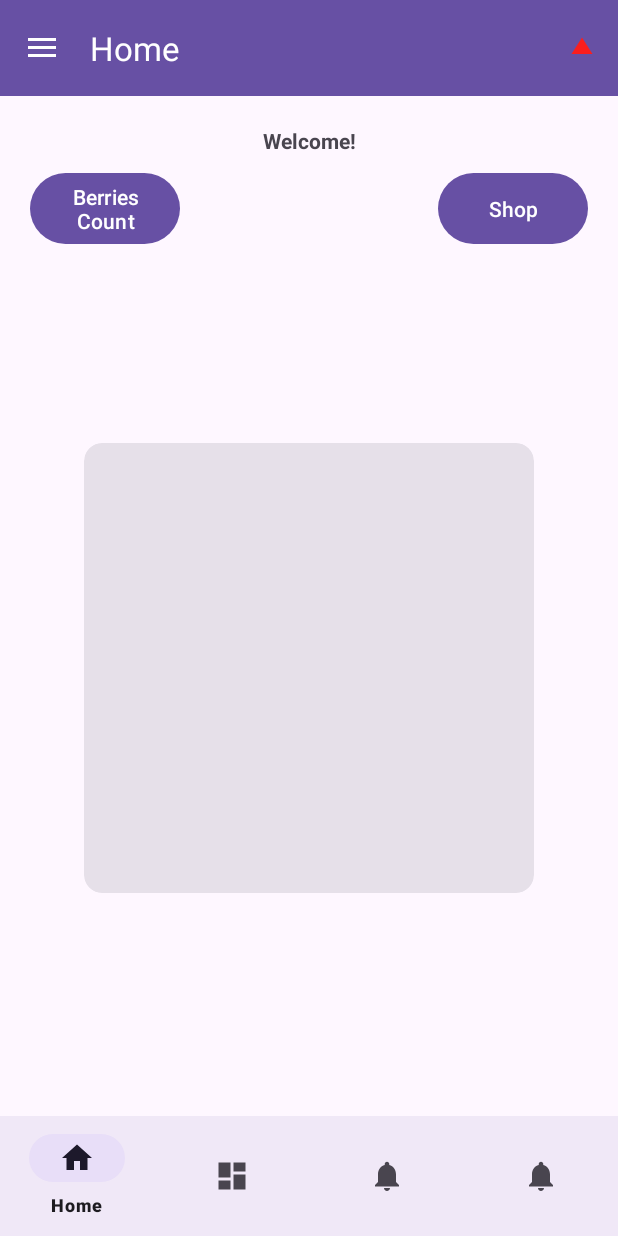
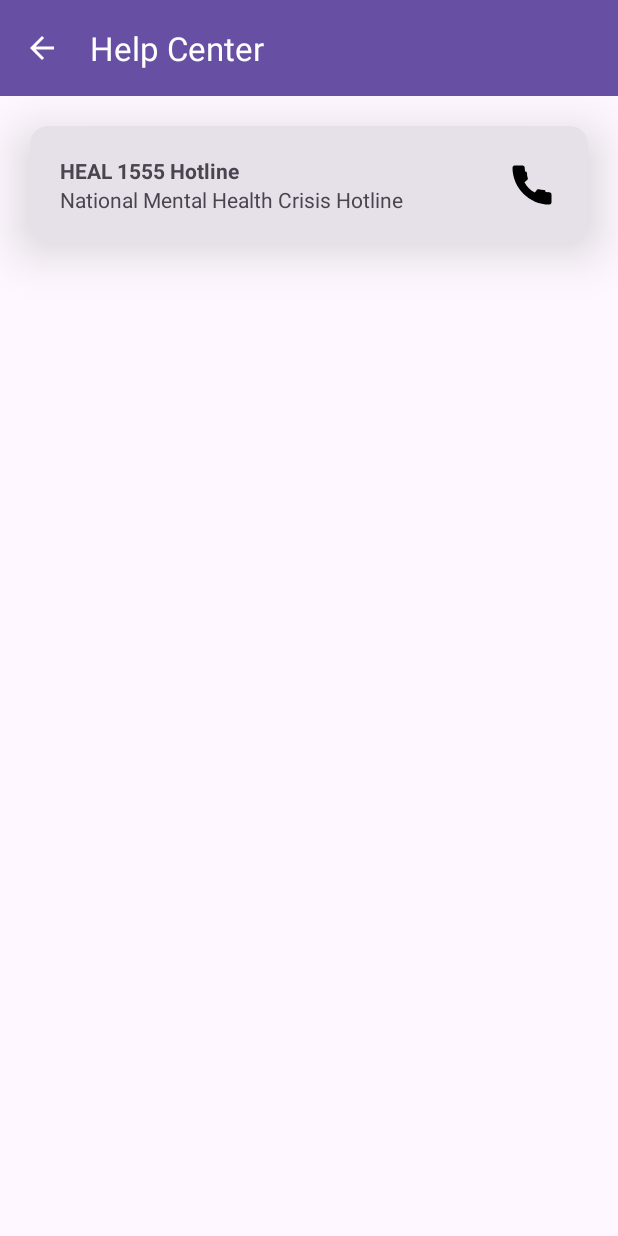
Before and after one commit to Parz1val13/Tenang-Capstone, an Android app: the screen it shows after launch (MainActivity before the commit, PanicActivity after it), after a tap on "Settings", on a phone screen of 412 x 824 dp. Run offline under Robolectric (Android 15) with nearby library versions, the light colour scheme and no system bars; our stand-ins replace navigation-ui.

Commit message:
update help center

```diff
--- a/app/src/main/AndroidManifest.xml
+++ b/app/src/main/AndroidManifest.xml
@@ -2,6 +2,8 @@
 <manifest xmlns:android="http://schemas.android.com/apk/res/android"
     xmlns:tools="http://schemas.android.com/tools">
     <uses-permission android:name="android.permission.INTERNET" />
+    <uses-permission android:name="android.permission.CALL_PHONE" />
+
     <application
         android:allowBackup="true"
         android:dataExtractionRules="@xml/data_extraction_rules"
@@ -37,6 +39,9 @@
 
             </intent-filter>
         </activity>
+        <activity android:name="com.example.tenang_capstone.ui.panic.PanicActivity"
+            android:parentActivityName=".MainActivity"
+            android:theme="@style/Theme.TenangCapstone"/>
     </application>
 
 </manifest>
--- a/app/src/main/java/com/example/tenang_capstone/MainActivity.java
+++ b/app/src/main/java/com/example/tenang_capstone/MainActivity.java
@@ -1,15 +1,16 @@
 package com.example.tenang_capstone;
 
+import android.content.Intent;
 import android.os.Bundle;
 import android.view.Menu;
 import android.view.MenuItem;
 
 import com.example.tenang_capstone.databinding.ActivityMainBinding;
+import com.example.tenang_capstone.ui.panic.PanicActivity;
 import com.google.android.material.bottomnavigation.BottomNavigationView;
 import com.google.android.material.navigation.NavigationView;
 
 import androidx.annotation.NonNull;
-import androidx.appcompat.app.ActionBarDrawerToggle;
 import androidx.navigation.NavController;
 import androidx.navigation.Navigation;
 import androidx.navigation.ui.AppBarConfiguration;
@@ -61,4 +62,18 @@ public class MainActivity extends AppCompatActivity {
         return NavigationUI.navigateUp(navController, mAppBarConfiguration)
                 || super.onSupportNavigateUp();
     }
+
+    @Override
+    public boolean onOptionsItemSelected(@NonNull MenuItem item) {
+        if (item.getItemId() == R.id.action_panic) {
+            panic();
+            return true;
+        }
+        return super.onOptionsItemSelected(item);
+    }
+
+    private void panic() {
+        Intent intent = new Intent(MainActivity.this, PanicActivity.class);
+        startActivity(intent);
+    }
 }
--- /dev/null
+++ b/app/src/main/java/com/example/tenang_capstone/ui/panic/PanicActivity.java
@@ -0,0 +1,57 @@
+package com.example.tenang_capstone.ui.panic;
+
+import android.content.Intent;
+import android.net.Uri;
+import android.os.Bundle;
+import android.view.View;
+
+import androidx.annotation.Nullable;
+import androidx.appcompat.app.ActionBar;
+import androidx.appcompat.app.AppCompatActivity;
+
+import com.example.tenang_capstone.R;
+import com.example.tenang_capstone.databinding.PanicPageBinding;
+import com.example.tenang_capstone.dialog.DailyLog;
+
+import java.util.Objects;
+
+public class PanicActivity extends AppCompatActivity {
+
+    private PanicPageBinding binding;
+
+    @Override
+    public void onBackPressed() {
+        super.onBackPressed();
+    }
+
+    @Override
+    protected void onCreate(@Nullable Bundle savedInstanceState) {
+        super.onCreate(savedInstanceState);
+        binding = PanicPageBinding.inflate(getLayoutInflater());
+        setContentView(binding.getRoot());
+        setSupportActionBar(binding.appBar.toolbar);
+
+        ActionBar actionBar = getSupportActionBar();
+        if (actionBar != null) {
+            actionBar.setDisplayHomeAsUpEnabled(true); // Enable the back button
+            actionBar.setTitle("Help Center");
+        }
+
+        binding.callHotline.setOnClickListener(new View.OnClickListener() {
+            @Override
+            public void onClick(View v) {
+                Intent intent = new Intent(Intent.ACTION_DIAL);
+                intent.setData(Uri.parse("tel:1234567890")); // Replace with the phone number you want to call
+                startActivity(intent);
+            }
+        });
+        openDialog();
+
+    }
+
+
+    public void openDialog() {
+        SeekHelpDialog seekHelpDialog = new SeekHelpDialog(this);
+        seekHelpDialog.openSeekHelpDialog();
+    }
+}
--- /dev/null
+++ b/app/src/main/java/com/example/tenang_capstone/ui/panic/SeekHelpDialog.java
@@ -0,0 +1,29 @@
+package com.example.tenang_capstone.ui.panic;
+
+import android.app.Activity;
+import android.app.AlertDialog;
+import android.content.DialogInterface;
+
+import com.example.tenang_capstone.R;
+
+public class SeekHelpDialog {
+
+    Activity myActivity;
+
+    public SeekHelpDialog(Activity myActivity) {
+        this.myActivity = myActivity;
+    }
+
+    public void openSeekHelpDialog() {
+        AlertDialog.Builder bottomSheetDialog = new AlertDialog.Builder(myActivity);
+
+
+        bottomSheetDialog.setView(R.layout.seek_help_dialog)
+                .setNegativeButton("Cancel", new DialogInterface.OnClickListener() {
+            public void onClick(DialogInterface dialog, int which) {
+                // Perform action when the Cancel button is clicked
+            }
+        });
+        bottomSheetDialog.show();
+    }
+}
--- /dev/null
+++ b/app/src/main/res/drawable/baseline_arrow_back_24.xml
@@ -0,0 +1,5 @@
+<vector android:autoMirrored="true" android:height="24dp"
+    android:tint="#000000" android:viewportHeight="24"
+    android:viewportWidth="24" android:width="24dp" xmlns:android="http://schemas.android.com/apk/res/android">
+    <path android:fillColor="@android:color/white" android:pathData="M20,11H7.83l5.59,-5.59L12,4l-8,8 8,8 1.41,-1.41L7.83,13H20v-2z"/>
+</vector>
--- /dev/null
+++ b/app/src/main/res/drawable/baseline_call_24.xml
@@ -0,0 +1,5 @@
+<vector android:height="24dp" android:tint="#000000"
+    android:viewportHeight="24" android:viewportWidth="24"
+    android:width="24dp" xmlns:android="http://schemas.android.com/apk/res/android">
+    <path android:fillColor="@android:color/white" android:pathData="M20.01,15.38c-1.23,0 -2.42,-0.2 -3.53,-0.56 -0.35,-0.12 -0.74,-0.03 -1.01,0.24l-1.57,1.97c-2.83,-1.35 -5.48,-3.9 -6.89,-6.83l1.95,-1.66c0.27,-0.28 0.35,-0.67 0.24,-1.02 -0.37,-1.11 -0.56,-2.3 -0.56,-3.53 0,-0.54 -0.45,-0.99 -0.99,-0.99H4.19C3.65,3 3,3.24 3,3.99 3,13.28 10.73,21 20.01,21c0.71,0 0.99,-0.63 0.99,-1.18v-3.45c0,-0.54 -0.45,-0.99 -0.99,-0.99z"/>
+</vector>
--- /dev/null
+++ b/app/src/main/res/layout/app_bar.xml
@@ -0,0 +1,23 @@
+<?xml version="1.0" encoding="utf-8"?>
+<androidx.coordinatorlayout.widget.CoordinatorLayout xmlns:android="http://schemas.android.com/apk/res/android"
+    xmlns:app="http://schemas.android.com/apk/res-auto"
+    xmlns:tools="http://schemas.android.com/tools"
+    android:layout_width="match_parent"
+    android:layout_height="match_parent"
+    tools:context=".MainActivity">
+
+    <com.google.android.material.appbar.AppBarLayout
+        android:layout_width="match_parent"
+        android:layout_height="wrap_content"
+        android:theme="@style/Theme.TenangCapstone.AppBarOverlay">
+
+        <androidx.appcompat.widget.Toolbar
+            android:id="@+id/toolbar"
+            android:layout_width="match_parent"
+            android:layout_height="?attr/actionBarSize"
+            android:background="?attr/colorPrimary"
+            app:popupTheme="@style/Theme.TenangCapstone.PopupOverlay" />
+
+    </com.google.android.material.appbar.AppBarLayout>
+
+</androidx.coordinatorlayout.widget.CoordinatorLayout>
--- /dev/null
+++ b/app/src/main/res/layout/panic_page.xml
@@ -0,0 +1,72 @@
+<?xml version="1.0" encoding="utf-8"?>
+<androidx.drawerlayout.widget.DrawerLayout xmlns:android="http://schemas.android.com/apk/res/android"
+    xmlns:app="http://schemas.android.com/apk/res-auto"
+    xmlns:tools="http://schemas.android.com/tools"
+    android:id="@+id/drawer_layout"
+    android:layout_width="match_parent"
+    android:layout_height="match_parent"
+    android:fitsSystemWindows="true">
+
+    <include
+        android:id="@+id/app_bar"
+        layout="@layout/app_bar"
+        android:layout_width="match_parent"
+        android:layout_height="match_parent" />
+
+    <androidx.constraintlayout.widget.ConstraintLayout
+        android:layout_width="match_parent"
+        android:layout_height="match_parent"
+        android:layout_marginTop="?attr/actionBarSize"
+        android:paddingVertical="20dp">
+
+        <com.google.android.material.card.MaterialCardView
+            style="?attr/materialCardViewFilledStyle"
+            android:layout_width="0dp"
+            android:layout_height="wrap_content"
+            android:layout_marginStart="20dp"
+            android:layout_marginTop="?attr/actionBarSize"
+            android:layout_marginEnd="20dp"
+            app:cardElevation="20dp"
+            app:layout_constraintEnd_toEndOf="parent"
+            app:layout_constraintStart_toStartOf="parent"
+            app:layout_constraintTop_toTopOf="parent">
+
+            <androidx.constraintlayout.widget.ConstraintLayout
+                android:id="@+id/callHotline"
+                android:layout_width="match_parent"
+                android:layout_height="wrap_content"
+                android:padding="20dp">
+
+                <TextView
+                    android:id="@+id/textView30"
+                    android:layout_width="wrap_content"
+                    android:layout_height="wrap_content"
+                    android:text="HEAL 1555 Hotline"
+                    android:textStyle="bold"
+                    app:layout_constraintStart_toStartOf="parent"
+                    app:layout_constraintTop_toTopOf="parent" />
+
+                <TextView
+                    android:id="@+id/textView34"
+                    android:layout_width="wrap_content"
+                    android:layout_height="wrap_content"
+                    android:text="National Mental Health Crisis Hotline"
+                    app:layout_constraintBottom_toBottomOf="parent"
+                    app:layout_constraintStart_toStartOf="parent"
+                    app:layout_constraintTop_toBottomOf="@+id/textView30" />
+
+                <ImageButton
+                    android:id="@+id/imageButton3"
+                    android:layout_width="wrap_content"
+                    android:layout_height="wrap_content"
+                    android:background="@drawable/baseline_call_24"
+                    android:padding="5dp"
+                    app:layout_constraintBottom_toBottomOf="parent"
+                    app:layout_constraintEnd_toEndOf="parent"
+                    app:layout_constraintTop_toTopOf="parent"
+                    app:srcCompat="@drawable/baseline_call_24" />
+            </androidx.constraintlayout.widget.ConstraintLayout>
+        </com.google.android.material.card.MaterialCardView>
+    </androidx.constraintlayout.widget.ConstraintLayout>
+
+</androidx.drawerlayout.widget.DrawerLayout>
--- /dev/null
+++ b/app/src/main/res/layout/seek_help_dialog.xml
@@ -0,0 +1,31 @@
+<?xml version="1.0" encoding="utf-8"?>
+<androidx.constraintlayout.widget.ConstraintLayout xmlns:android="http://schemas.android.com/apk/res/android"
+    xmlns:app="http://schemas.android.com/apk/res-auto"
+    xmlns:tools="http://schemas.android.com/tools"
+    android:layout_width="match_parent"
+    android:layout_height="wrap_content"
+    android:padding="20dp">
+
+    <TextView
+        android:id="@+id/textView35"
+        android:layout_width="wrap_content"
+        android:layout_height="wrap_content"
+        android:text="Seek For Help"
+        android:textColor="@color/black"
+        android:textStyle="bold"
+        app:layout_constraintEnd_toEndOf="parent"
+        app:layout_constraintStart_toStartOf="parent"
+        app:layout_constraintTop_toTopOf="parent" />
+
+    <TextView
+        android:id="@+id/textView36"
+        android:layout_width="wrap_content"
+        android:layout_height="wrap_content"
+        android:layout_marginTop="32dp"
+        android:gravity="center"
+        android:text="If you are in crisis, please seek immediate help. \n\n The Malaysia National Psychological Support Hotline is available 24/7 at 1555 or talk to someone you trust. \n\nYour well-being is important to us."
+        app:layout_constraintEnd_toEndOf="parent"
+        app:layout_constraintStart_toStartOf="parent"
+        app:layout_constraintTop_toBottomOf="@+id/textView35" />
+
+</androidx.constraintlayout.widget.ConstraintLayout>
--- a/app/src/main/res/menu/main.xml
+++ b/app/src/main/res/menu/main.xml
@@ -2,7 +2,7 @@
 <menu xmlns:android="http://schemas.android.com/apk/res/android"
     xmlns:app="http://schemas.android.com/apk/res-auto">
     <item
-        android:id="@+id/action_settings"
+        android:id="@+id/action_panic"
         android:orderInCategory="100"
         android:title="@string/action_settings"
         android:icon="@drawable/baseline_play_arrow_24"
```
